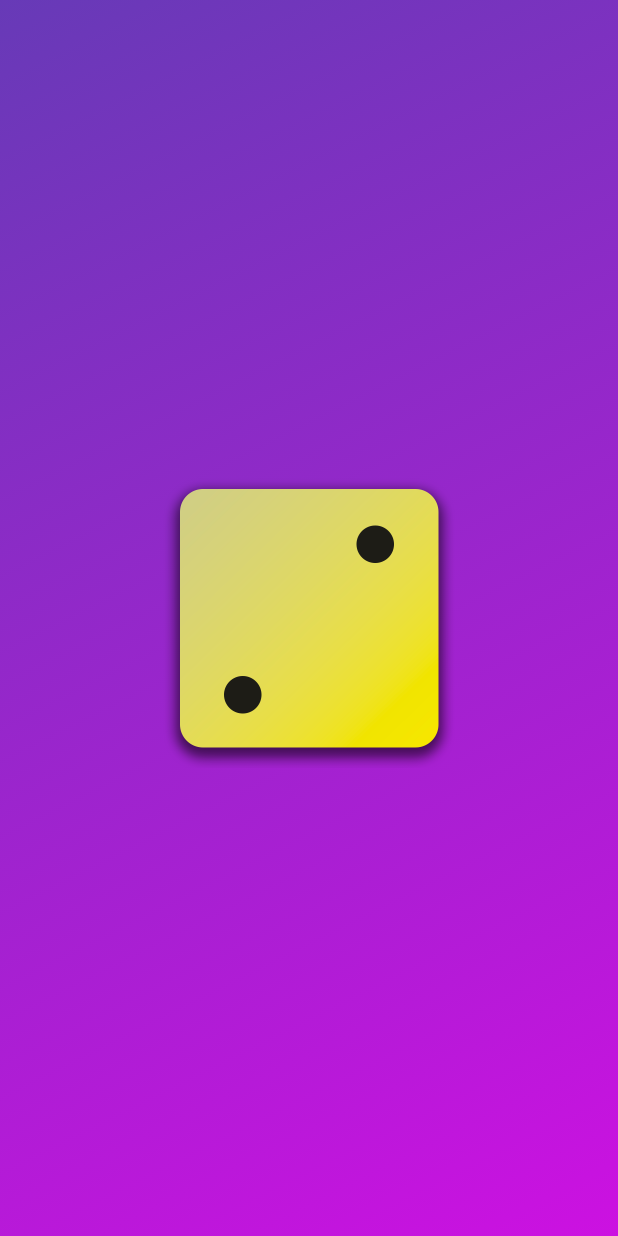
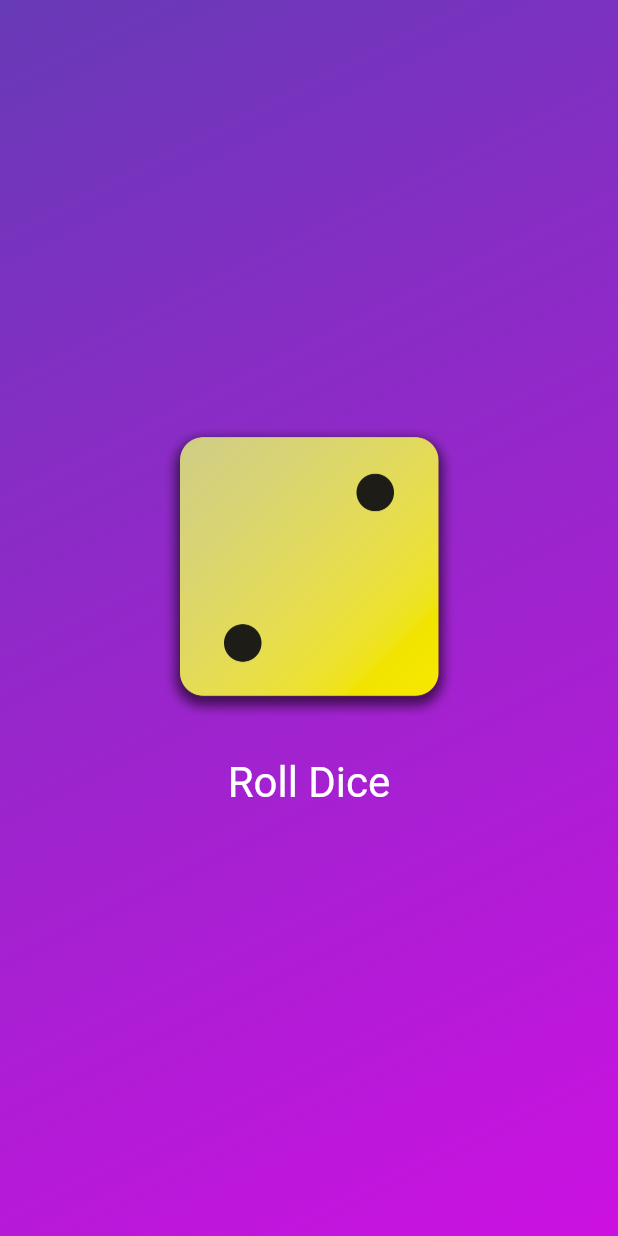
Before and after one commit to munirapp/max-miller-flutter, a Flutter app: the screen it shows after launch, on a phone screen of 412 x 824 dp. Run offline on Flutter 3.47's test engine with Material 3 defaults, Android fonts, the phone set to English and light mode, and no system bars.

Commit message:
chore: add roll dice non interactive

```diff
--- a/basics/lib/gradient_container.dart
+++ b/basics/lib/gradient_container.dart
@@ -5,14 +5,20 @@
 const endAlignment = Alignment.bottomRight;
 
 class GradientContainer extends StatelessWidget {
-  const GradientContainer(this.color1, this.color2, {super.key});
+  GradientContainer(this.color1, this.color2, {super.key});
 
-  const GradientContainer.purple({super.key})
+  GradientContainer.purple({super.key})
     : color1 = Colors.deepPurple,
       color2 = Colors.indigo;
 
   final Color color1;
   final Color color2;
+  var activeDiceImage = 'assets/images/dice-2.png';
+
+  void rollDice() {
+    activeDiceImage = 'assets/images/dice-4.png';
+    print("Changing image...");
+  }
 
   @override
   Widget build(BuildContext context) {
@@ -24,7 +30,24 @@
           end: endAlignment,
         ),
       ),
-      child: Center(child: Image.asset('assets/images/dice-2.png', width: 200)),
+      child: Center(
+        child: Column(
+          mainAxisSize: MainAxisSize.min,
+          children: [
+            Image.asset(activeDiceImage, width: 200),
+            const SizedBox(height: 20),
+            TextButton(
+              onPressed: rollDice,
+              style: TextButton.styleFrom(
+                // padding: EdgeInsets.only(top: 20),
+                foregroundColor: Colors.white,
+                textStyle: const TextStyle(fontSize: 28),
+              ),
+              child: const Text('Roll Dice'),
+            ),
+          ],
+        ),
+      ),
     );
   }
 }
--- a/basics/lib/main.dart
+++ b/basics/lib/main.dart
@@ -3,7 +3,7 @@
 
 void main() {
   runApp(
-    const MaterialApp(
+    MaterialApp(
       home: Scaffold(
         body: GradientContainer(
           Colors.deepPurple,
```
